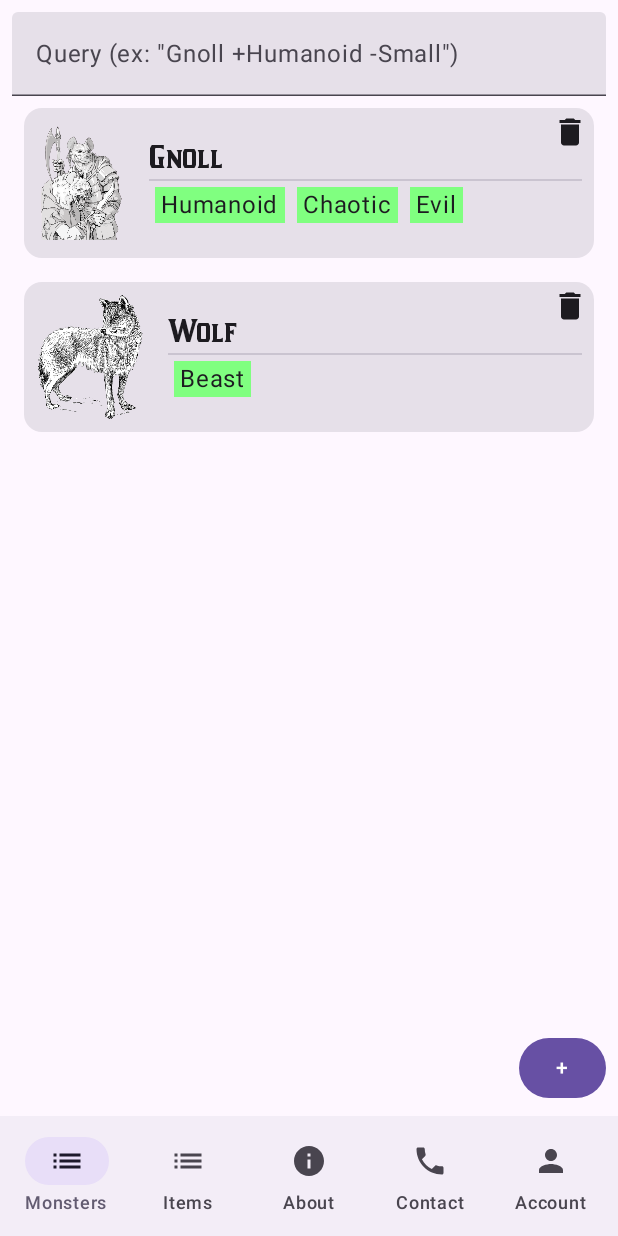
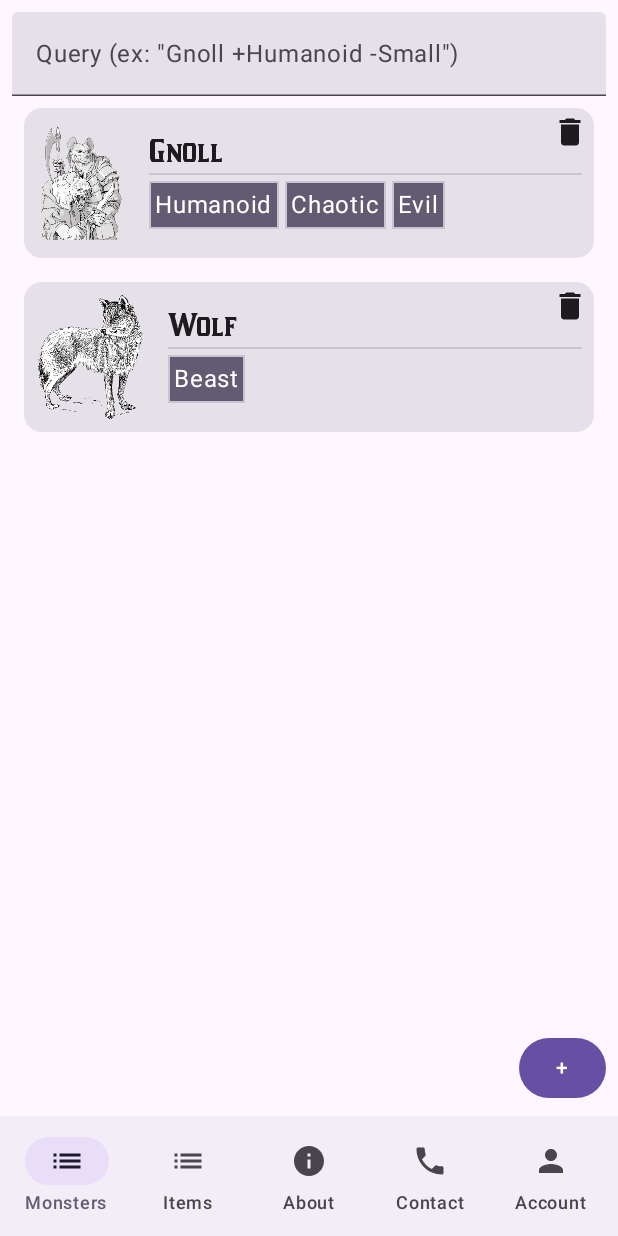
Before and after one commit to JorKov-JAC/dnd-app, an Android app built with Jetpack Compose: the MonstersListScreen screen opened through its navigation route, on a phone screen of 412 x 824 dp. Run offline under Robolectric (Android 15) with nearby library versions, the light colour scheme and no system bars.

Commit message:
feat: Improve tag appearance
Also makes tags legible in dark mode.

```diff
--- a/app/src/main/java/makovacs/dnd/ui/components/Creatures.kt
+++ b/app/src/main/java/makovacs/dnd/ui/components/Creatures.kt
@@ -6,8 +6,8 @@ import android.graphics.Bitmap
 import android.icu.text.DecimalFormat
 import androidx.annotation.Size
 import androidx.compose.foundation.Image
-import androidx.compose.foundation.background
 import androidx.compose.foundation.horizontalScroll
+import androidx.compose.foundation.layout.Arrangement
 import androidx.compose.foundation.layout.Box
 import androidx.compose.foundation.layout.Row
 import androidx.compose.foundation.layout.fillMaxHeight
@@ -15,12 +15,14 @@ import androidx.compose.foundation.layout.height
 import androidx.compose.foundation.layout.padding
 import androidx.compose.foundation.layout.width
 import androidx.compose.foundation.rememberScrollState
+import androidx.compose.material3.CardDefaults
 import androidx.compose.material3.MaterialTheme
+import androidx.compose.material3.OutlinedCard
 import androidx.compose.material3.Text
 import androidx.compose.runtime.Composable
 import androidx.compose.ui.Alignment
 import androidx.compose.ui.Modifier
-import androidx.compose.ui.graphics.Color
+import androidx.compose.ui.graphics.RectangleShape
 import androidx.compose.ui.platform.LocalDensity
 import androidx.compose.ui.res.painterResource
 import androidx.compose.ui.res.stringResource
@@ -126,15 +128,20 @@ fun CreatureDesc(desc: String, modifier: Modifier = Modifier) {
  */
 @Composable
 fun CreatureTags(tags: List<String>, modifier: Modifier = Modifier) {
-    Row(modifier = modifier.horizontalScroll(rememberScrollState())) {
+    Row(
+        horizontalArrangement = Arrangement.spacedBy(4.dp),
+        modifier = modifier.horizontalScroll(rememberScrollState())
+    ) {
         for (tag in tags) {
-            Text(
-                tag,
-                modifier = Modifier
-                    .padding(4.dp)
-                    .background(Color(0xFF80FF80))
-                    .padding(4.dp, 0.dp)
-            )
+            OutlinedCard(
+                colors = CardDefaults.outlinedCardColors(
+                    containerColor = MaterialTheme.colorScheme.secondary,
+                    contentColor = MaterialTheme.colorScheme.onSecondary
+                ),
+                shape = RectangleShape
+            ) {
+                Text(tag, modifier = Modifier.padding(4.dp))
+            }
         }
     }
 }
--- a/app/src/main/java/makovacs/dnd/ui/components/Monsters.kt
+++ b/app/src/main/java/makovacs/dnd/ui/components/Monsters.kt
@@ -61,7 +61,7 @@ fun MonsterCard(monster: Monster, modifier: Modifier = Modifier) {
             ) {
                 CreatureName(name = monster.name)
                 Divider()
-                CreatureTags(tags = monster.tags)
+                CreatureTags(tags = monster.tags, modifier = Modifier.padding(vertical = 4.dp))
             }
         }
     }
```
